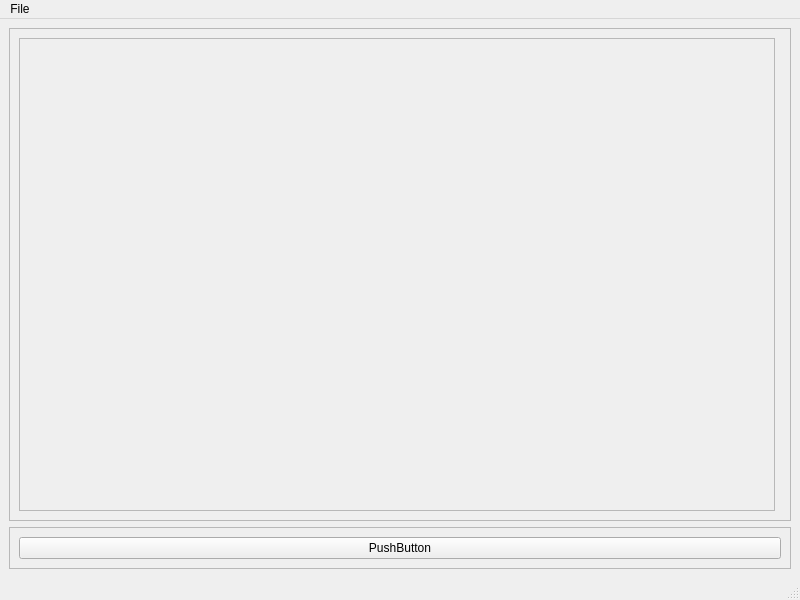
Above: braviz/interaction/qt_guis/sample_overview.ui from diego0020/braviz-app before the change. Below: the same form after it.
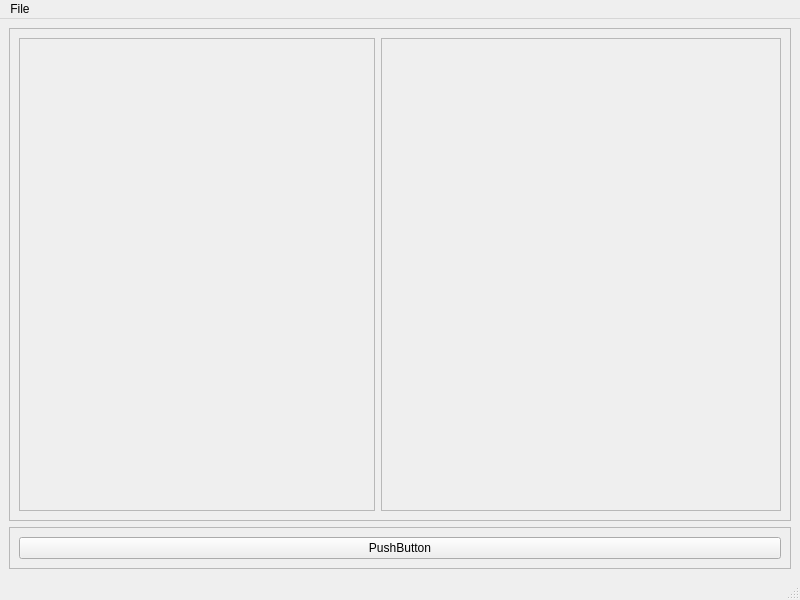
That is the form after the change.

Commit message: loading scenarios in sample overview

Diff of the .ui file:
```diff
--- a/braviz/interaction/qt_guis/sample_overview.ui
+++ b/braviz/interaction/qt_guis/sample_overview.ui
@@ -23,9 +23,15 @@
       <property name="frameShadow">
        <enum>QFrame::Raised</enum>
       </property>
-      <layout class="QGridLayout" name="gridLayout">
+      <layout class="QGridLayout" name="gridLayout" columnminimumwidth="0,300">
        <item row="0" column="1">
         <widget class="QFrame" name="plot_1">
+         <property name="minimumSize">
+          <size>
+           <width>400</width>
+           <height>0</height>
+          </size>
+         </property>
          <property name="frameShape">
           <enum>QFrame::StyledPanel</enum>
          </property>
@@ -44,7 +50,7 @@
            <rect>
             <x>0</x>
             <y>0</y>
-            <width>735</width>
+            <width>345</width>
             <height>442</height>
            </rect>
           </property>
```
The commit also changes 7 other files.
